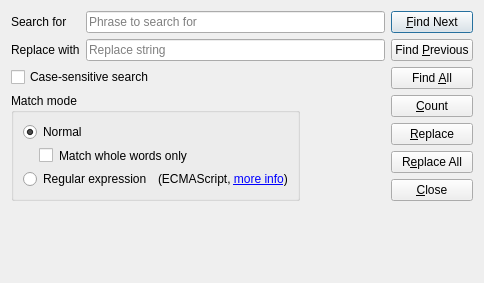
This is src/gui/dialogs/formfindreplace.ui in martinrotter/textosaurus as Qt 5 draws it before an edit. The edited form follows.
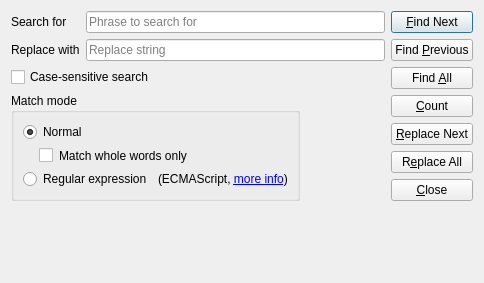
This is the edited form. Custom widgets are drawn as their Qt base class.

Patch:
```diff
--- a/src/gui/dialogs/formfindreplace.ui
+++ b/src/gui/dialogs/formfindreplace.ui
@@ -103,7 +103,7 @@
      <item>
       <widget class="QPushButton" name="m_btnReplaceNext">
        <property name="text">
-        <string>&amp;Replace</string>
+        <string>&amp;Replace Next</string>
        </property>
       </widget>
      </item>
```
